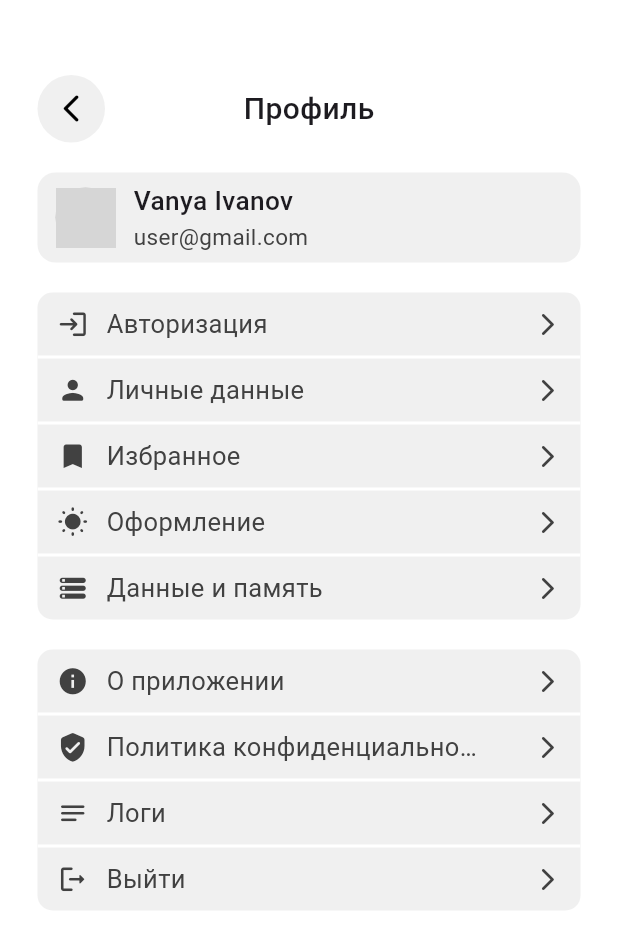
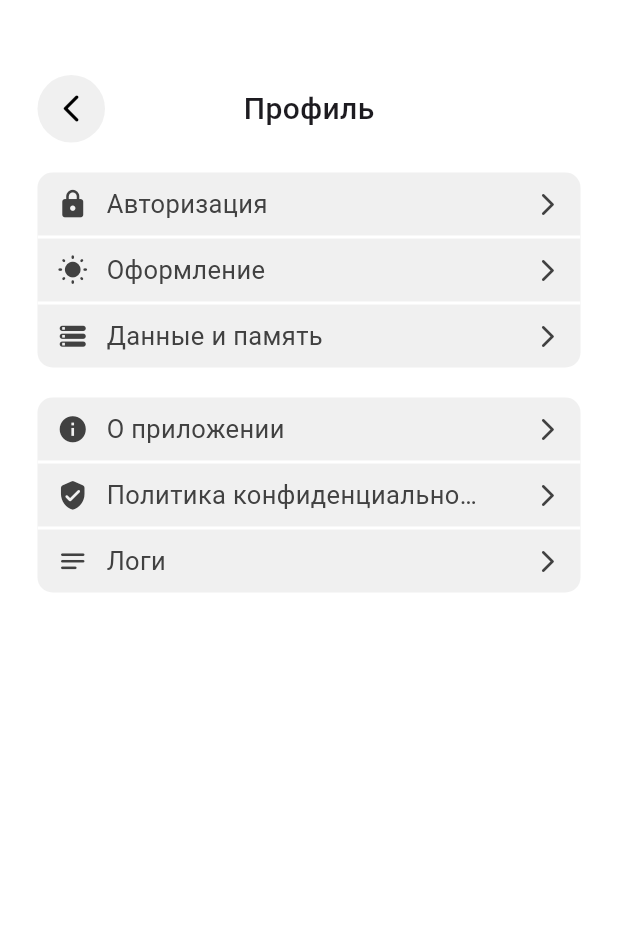
Before and after one commit to web-walkom/walkom-mobile-flutter, a Flutter app: the screen it shows after launch, after a tap on the "person" icon, on a phone screen of 412 x 824 dp. Shown: the top 949 px of the screen. Run offline on Flutter 3.47's test engine with Material 2 defaults, Android fonts, the phone set to English and light mode, and no system bars; our stand-ins replace auto_route, dio, equatable, flutter_bloc, flutter_svg, get_it and 4 more; missing offline and left inert: flutter_osm_plugin, talker_bloc_logger, talker_dio_logger; accounts and stored records are empty; network calls fail; statements that could not run were skipped; grey boxes are pictures that could not be loaded.

Commit message:
Added storage of the list of excursions and user data in local storage

```diff
--- a/lib/core/constants.dart
+++ b/lib/core/constants.dart
@@ -1,7 +1,10 @@
+import 'package:walkom_mobile_flutter/repositories/users/models/models.dart';
+
 // System
 const APP_NAME = "walkom";
 const VERSION = "1.0.0+1";
 const DATE_BUILD = "27.06.2023";
+User? USER = null;
 
 // Keys
 const GOOGLE_API_KEY = "AIzaSyDUMWb2ozasrHT-e3TLhDzGG-KHPyztW2k";
@@ -41,6 +44,7 @@ const TEXT_THEME_SYSTEM = "Как в системе";
 const TEXT_FIRST_NAME = "Имя";
 const TEXT_LAST_NAME = "Фамилия";
 const TEXT_EMAIL = "Почта";
+const TEXT_WITHOUT_NAME = "Без имени";
 
 // Buttons
 const BUTTON_LOAD_EXCURSION = "Скачать";
@@ -80,3 +84,15 @@ const ERROR_SEND_CODE_EMAIL = "Ошибка при отправке кода п
 const ERROR_CHECK_CODE_VERIFY = "Ошибка при проверке кода подтверждения";
 const ERROR_UPDATE_USER = "Ошибка при обновлении даных пользователя";
 const ERROR_DRAW_ROUTE = "Ошибка построения маршрута";
+
+// Hive boxes
+const HIVE_USER_BOX = "user_box";
+const HIVE_EXCURSIONS_BOX = "excursions_box";
+
+// Fields class
+const FIELD_EMAIL = "email";
+const FIELD_SECRET_CODE = "secret_code";
+const FIELD_PHOTO = "photo";
+const FIELD_FIRST_NAME = "first_name";
+const FIELD_LAST_NAME = "last_name";
+const FIELD_ACCESS_TOKEN = "access_token";
--- a/lib/features/code_verify/view/code_verify_screen.dart
+++ b/lib/features/code_verify/view/code_verify_screen.dart
@@ -61,7 +61,7 @@ class _CodeVerifyScreenState extends State<CodeVerifyScreen> {
       builder: (context, state) {
         if (state is CodeVerifyChecked && state.result.status) {
           AutoRouter.of(context)
-              .replaceAll([const ExcursionsListRoute(), const ProfileRoute()]);
+              .replaceAll([const ExcursionsListRoute()]);
         }
 
         return MainScreen(
--- a/lib/features/personal_data/bloc/personal_data_bloc.dart
+++ b/lib/features/personal_data/bloc/personal_data_bloc.dart
@@ -17,7 +17,7 @@ class PersonalDataBloc extends Bloc<PersonalDataEvent, PersonalDataState> {
           emit(PersonalDataUpdating());
         }
 
-        final result = await authRepository.updateUser(event.id, event.photo, event.firstName, event.lastName);
+        final result = await authRepository.updateUser(event.user);
         emit(PersonalDataUpdated(result: result));
       } catch (e, st) {
         emit(PersonalDataError(error: e));
--- a/lib/features/profile/view/profile_screen.dart
+++ b/lib/features/profile/view/profile_screen.dart
@@ -1,6 +1,7 @@
 import 'package:auto_route/auto_route.dart';
 import 'package:flutter/material.dart';
 import 'package:get_it/get_it.dart';
+import 'package:hive_flutter/hive_flutter.dart';
 import 'package:talker_flutter/talker_flutter.dart';
 import 'package:walkom_mobile_flutter/core/constants.dart';
 import 'package:walkom_mobile_flutter/domain/models/action_menu_child.dart';
@@ -23,27 +24,31 @@ class _ProfileScreenState extends State<ProfileScreen> {
   @override
   Widget build(BuildContext context) {
     final actionMenuMain = [
+      if (USER == null)
         ActionMenuChild(
           title: TEXT_AUTH,
-        icon: Icons.login_rounded,
+          icon: Icons.lock_rounded,
           onClick: () {
             AutoRouter.of(context).push(const AuthRoute());
           },
         ),
+      if (USER != null)
         ActionMenuChild(
           title: TEXT_PERSONAL_DATA,
           icon: Icons.person_rounded,
           onClick: () {
-          const user = User(
-            id: "6415a13f4c61bca5b4c39fd2",
-            email: "user@gmail.com",
-            photo: "http://cdn1.flamp.ru/a992cfb02dd71b2dc22b2f577067ddd8.jpg",
-            first_name: "Vanya",
-            last_name: "Ivanov",
+            final user = User(
+              id: USER!.id,
+              email: USER!.email,
+              photo: USER!.photo,
+              firstName: USER!.firstName,
+              lastName: USER!.lastName,
+              accessToken: USER!.accessToken,
             );
             AutoRouter.of(context).push(PersonalDataRoute(user: user));
-        },
+          }
         ),
+      if (USER != null)
         ActionMenuChild(
           title: TEXT_FAVORITE,
           icon: Icons.bookmark_rounded,
@@ -93,10 +98,15 @@ class _ProfileScreenState extends State<ProfileScreen> {
           );
         },
       ),
+      if (USER != null)
         ActionMenuChild(
           title: TEXT_LOGOUT,
           icon: Icons.logout_rounded,
-        onClick: () {},
+          onClick: () {
+            USER = null;
+            GetIt.I<Box<User>>().clear();
+            AutoRouter.of(context).replaceAll([const ExcursionsListRoute()]);
+          },
         ),
     ];
 
@@ -104,11 +114,14 @@ class _ProfileScreenState extends State<ProfileScreen> {
       child: Column(
         children: [
           const Toolbar(title: TEXT_PROFILE),
+          if (USER != null)
             const SizedBox(height: 20),
-          const UserCard(
-            name: "Vanya Ivanov",
-            email: "user@gmail.com",
-            photo: "http://cdn1.flamp.ru/a992cfb02dd71b2dc22b2f577067ddd8.jpg",
+          if (USER != null)
+            UserCard(
+              firstName: USER!.firstName != "" ? USER!.firstName : TEXT_WITHOUT_NAME,
+              lastName: USER!.lastName,
+              email: USER!.email,
+              photo: USER!.photo,
             ),
           const SizedBox(height: 20),
           ActionMenu(
--- a/lib/features/profile/widgets/user_card.dart
+++ b/lib/features/profile/widgets/user_card.dart
@@ -4,12 +4,14 @@ import 'package:walkom_mobile_flutter/styles/color.dart';
 class UserCard extends StatelessWidget {
   const UserCard({
     super.key,
-    required this.name,
+    required this.firstName,
+    required this.lastName,
     required this.email,
     this.photo,
   });
 
-  final String name;
+  final String firstName;
+  final String lastName;
   final String email;
   final String? photo;
 
@@ -34,12 +36,24 @@ class UserCard extends StatelessWidget {
             Column(
               crossAxisAlignment: CrossAxisAlignment.start,
               children: [
-                Text(
-                  name,
-                  style: const TextStyle(
-                    fontSize: 17.5,
-                    fontWeight: FontWeight.w500,
-                  ),
+                Row(
+                  children: [
+                    Text(
+                      firstName,
+                      style: const TextStyle(
+                        fontSize: 17.5,
+                        fontWeight: FontWeight.w500,
+                      ),
+                    ),
+                    const SizedBox(width: 4.0),
+                    Text(
+                      lastName,
+                      style: const TextStyle(
+                        fontSize: 17.5,
+                        fontWeight: FontWeight.w500,
+                      ),
+                    ),
+                  ],
                 ),
                 Text(
                   email,
--- a/lib/main.dart
+++ b/lib/main.dart
@@ -8,6 +8,7 @@ import 'package:talker_bloc_logger/talker_bloc_logger.dart';
 import 'package:talker_dio_logger/talker_dio_logger.dart';
 import 'package:talker_flutter/talker_flutter.dart';
 import 'package:walkom_mobile_flutter/app.dart';
+import 'package:walkom_mobile_flutter/core/constants.dart';
 import 'package:walkom_mobile_flutter/repositories/auth/auth.dart';
 import 'package:walkom_mobile_flutter/repositories/excursions/excursions.dart';
 import 'package:walkom_mobile_flutter/repositories/users/users.dart';
@@ -28,6 +29,24 @@ void main() async {
 
   await Hive.initFlutter();
 
+  Hive.registerAdapter(UserAdapter());
+  Hive.registerAdapter(ExcursionAdapter());
+  Hive.registerAdapter(ExcursionDetailAdapter());
+
+  final userBox = await Hive.openBox<User>(HIVE_USER_BOX);
+  final excursionsBox = await Hive.openBox<Excursion>(HIVE_EXCURSIONS_BOX);
+
+  GetIt.I.registerLazySingleton<Box<User>>(
+    () => userBox,
+  );
+  GetIt.I.registerLazySingleton<Box<Excursion>>(
+    () => excursionsBox,
+  );
+
+  if (userBox.values.isNotEmpty) {
+    USER = userBox.values.first;
+  }
+
   final dio = Dio();
   dio.interceptors.add(
     TalkerDioLogger(
@@ -47,10 +66,10 @@ void main() async {
   );
 
   GetIt.I.registerLazySingleton<ExcursionsRepository>(
-    () => ExcursionsRepositoryImpl(dio: dio),
+    () => ExcursionsRepositoryImpl(dio: dio, excursionsBox: excursionsBox),
   );
   GetIt.I.registerLazySingleton<AuthRepository>(
-    () => AuthRepositoryImpl(dio: dio),
+    () => AuthRepositoryImpl(dio: dio, userBox: userBox),
   );
   GetIt.I.registerLazySingleton<UsersRepository>(
     () => UsersRepositoryImpl(dio: dio),
--- a/lib/repositories/excursions/excursions_repository_impl.dart
+++ b/lib/repositories/excursions/excursions_repository_impl.dart
@@ -1,19 +1,34 @@
 import 'package:dio/dio.dart';
+import 'package:get_it/get_it.dart';
+import 'package:hive_flutter/hive_flutter.dart';
+import 'package:talker_flutter/talker_flutter.dart';
 import 'package:walkom_mobile_flutter/repositories/excursions/excursions.dart';
 
 class ExcursionsRepositoryImpl implements ExcursionsRepository {
   ExcursionsRepositoryImpl({
     required this.dio,
+    required this.excursionsBox,
   });
 
   final Dio dio;
+  final Box<Excursion> excursionsBox;
 
   @override
   Future<List<Excursion>> getExcursions() async {
-    final response = await dio.get('https://api.walkom.ru/api/excursions');
-    return (response.data as List<dynamic>)
-        .map((e) => Excursion.fromJson(e))
-        .toList();
+    try {
+      final response = await dio.get('https://api.walkom.ru/api/excursions');
+      final excursionsList = (response.data as List<dynamic>)
+          .map((e) => Excursion.fromJson(e))
+          .toList();
+
+      final excursionsMap = {for (var e in excursionsList) e.id: e};
+      await excursionsBox.putAll(excursionsMap);
+
+      return excursionsList;
+    } catch (e, st) {
+      GetIt.I<Talker>().handle(e, st);
+      return excursionsBox.values.toList();
+    }
   }
 
   @override
--- a/lib/repositories/users/models/user.dart
+++ b/lib/repositories/users/models/user.dart
@@ -1,23 +1,42 @@
 import 'package:equatable/equatable.dart';
+import 'package:hive_flutter/hive_flutter.dart';
 import 'package:json_annotation/json_annotation.dart';
+import 'package:walkom_mobile_flutter/core/constants.dart';
 
 part 'user.g.dart';
 
+@HiveType(typeId: 1)
 @JsonSerializable()
 class User extends Equatable {
   const User({
     required this.id,
     required this.email,
     required this.photo,
-    required this.first_name,
-    required this.last_name,
+    required this.firstName,
+    required this.lastName,
+    required this.accessToken,
   });
 
+  @HiveField(0)
   final String id;
+
+  @HiveField(1)
   final String email;
+
+  @HiveField(2)
   final String photo;
-  final String first_name;
-  final String last_name;
+
+  @HiveField(3)
+  @JsonKey(name: FIELD_FIRST_NAME)
+  final String firstName;
+
+  @HiveField(4)
+  @JsonKey(name: FIELD_LAST_NAME)
+  final String lastName;
+
+  @HiveField(5)
+  @JsonKey(name: FIELD_ACCESS_TOKEN)
+  final String accessToken;
 
   factory User.fromJson(Map<String, dynamic> json) =>
       _$UserFromJson(json);
@@ -25,5 +44,5 @@ class User extends Equatable {
   Map<String, dynamic> toJson() => _$UserToJson(this);
 
   @override
-  List<Object?> get props => [id, email, photo, first_name, last_name];
+  List<Object?> get props => [id, email, photo, firstName, lastName];
 }
--- a/lib/repositories/users/users_repository.dart
+++ b/lib/repositories/users/users_repository.dart
@@ -2,5 +2,5 @@ import 'package:walkom_mobile_flutter/repositories/users/models/models.dart';
 
 abstract class UsersRepository {
   Future<User> getUserById(String id);
-  Future<ResultUpdateUser> updateUser(String id, String photo, String firstName, String lastName);
+  Future<ResultUpdateUser> updateUser(User user);
 }
```
Also changed, not shown: lib/features/personal_data/bloc/personal_data_event.dart (+3 -9 lines), lib/features/personal_data/view/personal_data_screen.dart (+10 -9 lines), lib/repositories/auth/auth_repository_impl.dart (+16 -4 lines), lib/repositories/auth/models/result_check_code.dart (+4 -7 lines), lib/repositories/excursions/models/excursion.dart (+7 -0 lines), lib/repositories/excursions/models/excursion_detail.dart (+13 -0 lines), lib/repositories/users/users_repository_impl.dart (+7 -8 lines), lib/repositories/auth/models/result_check_code.g.dart, lib/repositories/excursions/models/excursion.g.dart, lib/repositories/excursions/models/excursion_detail.g.dart, lib/repositories/users/models/user.g.dart. Lines whose indentation alone changed are shown as unchanged.
